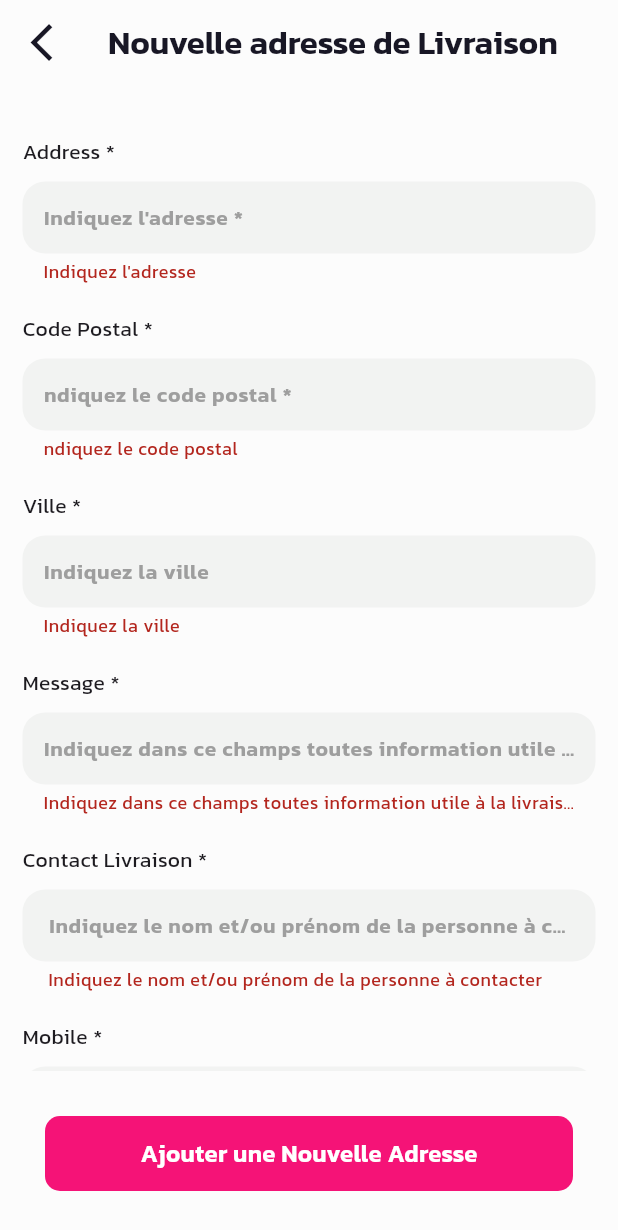
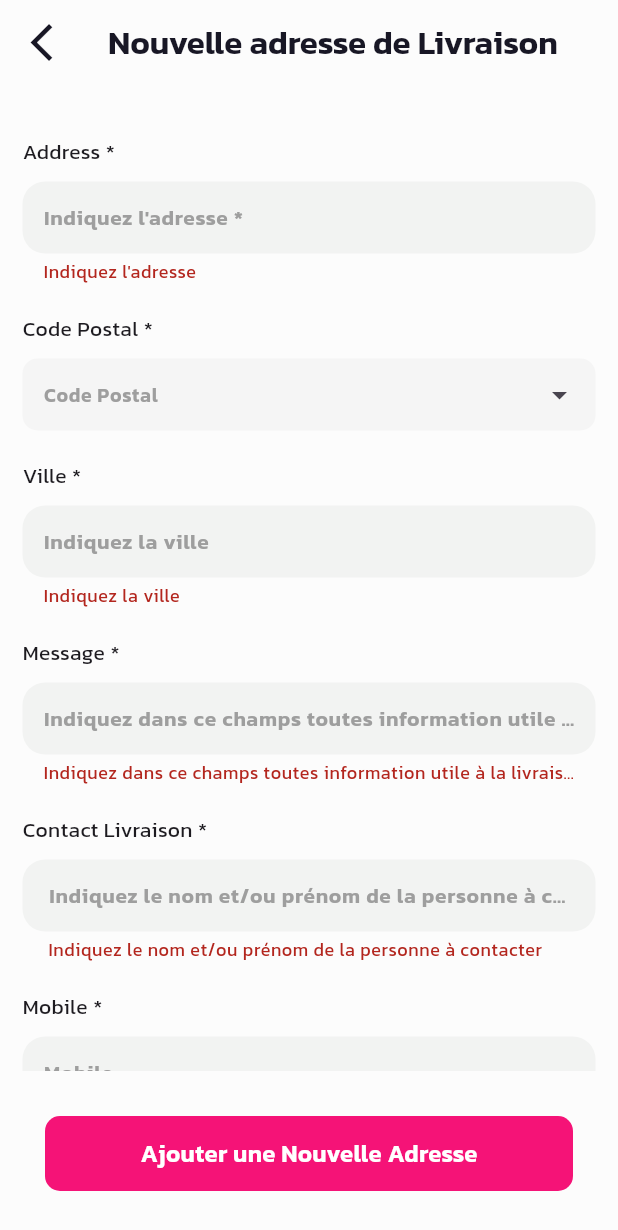
Before and after one commit to nayon-coders/grocary_user_app-Rida_Benharrou, a Flutter app: the DeliveryAddress screen opened directly, after a tap on "Ajouter une Nouvelle Adresse", on a phone screen of 412 x 824 dp. Shown: the top 1230 px of the screen. Run offline on Flutter 3.47's test engine with Material 3 defaults, Android fonts, the phone set to English and light mode, and no system bars; drawn by our look-alikes of dropdown_search; our stand-ins replace cached_network_image, carousel_slider, cloud_firestore, easy_stepper, firebase_auth, firebase_core and 4 more; missing offline and left inert: super_tooltip; accounts and stored records are empty.

Commit message:
change the last and final it.

```diff
--- a/lib/controller/address_controller.dart
+++ b/lib/controller/address_controller.dart
@@ -54,4 +54,9 @@ class AddressController{
     }
   }
 
+  //get post code
+  static Stream<QuerySnapshot<Map<String, dynamic>>> getAllPostCode(){
+    return _firestore.collection(postCodeCollection).snapshots();
+  }
+
 }
--- a/lib/controller/cart_controller.dart
+++ b/lib/controller/cart_controller.dart
@@ -34,6 +34,7 @@ class CartController{
 
   //remove from cart
   static removeFromCart(context, id)async{
+    print("id ---- ${id}");
     try{
      await _firestore.collection(cartCollection).doc(id).delete();
       appSnackBar(context: context, text: "Le produit a été supprimé du panier", bgColor: Colors.green);
--- a/lib/utility/app_const.dart
+++ b/lib/utility/app_const.dart
@@ -17,6 +17,7 @@ String cartCollection = "cart";
 String addressCollection = "user_delivery_address";
 String settingCollection = "settings";
 String ordersCollection = "orders";
+String postCodeCollection = "post_code";
 
 
 
--- a/lib/view/account_screen/account_screen.dart
+++ b/lib/view/account_screen/account_screen.dart
@@ -184,7 +184,7 @@ class _AccountScreenState extends State<AccountScreen> {
           AppDialog(
               context,
               "Déconnexion",
-              "Souhaitez-vous vraiment vous déconncter?",
+              "Souhaitez-vous vraiment vous déconnecter?",
                   () async{
                 await AuthController.logOut(context);
               }
--- a/lib/view/account_screen/delivery_address/address_list.dart
+++ b/lib/view/account_screen/delivery_address/address_list.dart
@@ -103,7 +103,7 @@ class _AddressListState extends State<AddressList> {
                                 ),
                             );
                           })
-                        :Center(child: TextButton(onPressed: (){}, child: Text("Empty")));
+                        :Center(child: TextButton(onPressed: (){}, child: Text("Aucune adresse")));
                   }
                 ))
 
--- a/lib/view/account_screen/delivery_address/delivery_address.dart
+++ b/lib/view/account_screen/delivery_address/delivery_address.dart
@@ -1,5 +1,6 @@
 import 'dart:math';
 
+import 'package:dropdown_search/dropdown_search.dart';
 import 'package:firebase_auth/firebase_auth.dart';
 import 'package:flutter/material.dart';
 import 'package:nectar/controller/address_controller.dart';
@@ -95,9 +96,46 @@ class _DeliveryAddressState extends State<DeliveryAddress> {
                 SizedBox(height: 20,),
                 Text("Code Postal *"),
                 SizedBox(height: 10,),
-                AppInput(
-                    validator: (value)=>value!.isEmpty ? "ndiquez le code postal":null,
-                    controller: _postCode, hintText: "ndiquez le code postal *"),
+                StreamBuilder(
+                 stream: AddressController.getAllPostCode(),
+                    builder: (context, snapshot){
+                      if(snapshot.connectionState == ConnectionState.waiting){
+                        return Container(height: 40, color: Colors.white,);
+                      }
+                      List<String> postCode = [];
+                      for(var i in snapshot.data!.docs){
+                        postCode.add(i.data()["name"].toString());
+                      }
+                      return DropdownSearch<String>(
+                        popupProps: PopupProps.menu(
+                          showSelectedItems: true,
+                          disabledItemFn: (String s) => s.startsWith('I'),
+                        ),
+                        items: postCode,
+                        dropdownDecoratorProps: DropDownDecoratorProps(
+                          dropdownSearchDecoration: InputDecoration(
+                            hintText: "Code Postal",
+                            hintStyle: TextStyle(
+                              fontSize: 13,
+                              color: Colors.grey,
+                              fontWeight: FontWeight.w600
+                            ),
+                            contentPadding: EdgeInsets.only(left: 10, right: 10),
+                            border: OutlineInputBorder(
+                              borderSide: BorderSide.none,
+                              borderRadius: BorderRadius.circular(10)
+                            ),
+                            fillColor: Colors.grey.shade100,
+                            filled: true
+                          ),
+                        ),
+                        onChanged: (v){
+                          _postCode.text = v.toString();
+                        },
+                        //selectedItem: "Code Postal",
+                      );
+                    }
+                ),
                 SizedBox(height: 20,),
                 Text("Ville *"),
                 SizedBox(height: 10,),
@@ -145,6 +183,12 @@ class _DeliveryAddressState extends State<DeliveryAddress> {
           }
           if(_formKey.currentState!.validate()){
 
+            //
+            if(_postCode.text.isEmpty){
+               appSnackBar(context: context, text: "Select post code", bgColor: Colors.red);
+               return;
+            }
+
             var id = Random().nextInt(9999);
             var addressModel = AddressModel(
               id: id.toString(),
--- a/lib/view/auth/signup_screen.dart
+++ b/lib/view/auth/signup_screen.dart
@@ -4,6 +4,7 @@ import 'package:flutter/cupertino.dart';
 import 'package:flutter/gestures.dart';
 import 'package:flutter/material.dart';
 import 'package:flutter/widgets.dart';
+import 'package:intl/intl.dart';
 import 'package:nectar/controller/auth_controller.dart';
 import 'package:nectar/model/user_model.dart';
 import 'package:nectar/utility/app_const.dart';
@@ -360,6 +361,7 @@ class _SignUpScreenState extends State<SignUpScreen> {
                            accountEmail: _contactEmail.text,
                            accountPhone: _contactPhone.text,
                            accountType: selectedType[0],
+                           createAt: DateFormat("dd/MM/yyyy").format(DateTime.now())
                          );
                          AuthController.userRegistration(context: context, userModel: userModel, pass: _passwordController.text);
                        }
--- a/lib/view/explore_screen/explore_screen.dart
+++ b/lib/view/explore_screen/explore_screen.dart
@@ -45,7 +45,6 @@ class _ExploreScreenState extends State<ExploreScreen> {
                 setState(() {
                   searchCategory.add(i);
                 });
-
                 print("searchCategory --- ${searchCategory.length}");
               }
             }
--- a/pubspec.yaml
+++ b/pubspec.yaml
@@ -50,6 +50,7 @@ dependencies:
   url_launcher: ^6.3.0
   video_player: ^2.9.1
   http: ^1.2.1
+  dropdown_search: ^5.0.6
 
 
 dev_dependencies:
```
Also changed, not shown: lib/model/product_model.dart (+10 -1 lines), lib/view/cart_screen/cart_screen.dart (+18 -5 lines), lib/view/cart_screen/widget/order_popup.dart (+30 -19 lines), lib/view/detail_screen/detail_screen.dart (+13 -0 lines), pubspec.lock, 1 other file.
